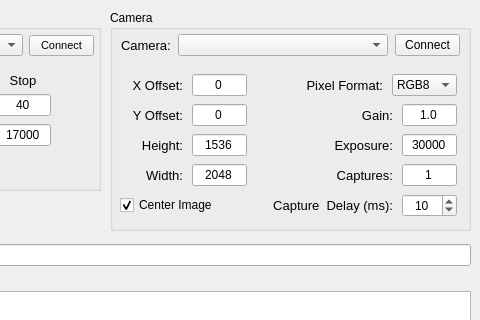
Before: the Qt Designer form capture_gui/src/capture_gui.ui in NSWC-Crane/passive_range, drawn with Qt 5; both pictures show x 200 to 680 and y 0 to 320 of the 680 by 604 pixel window.
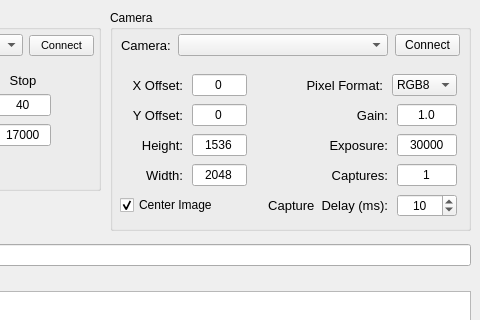
After: the same form once the commit is applied.

Patch:
```diff
--- a/capture_gui/src/capture_gui.ui
+++ b/capture_gui/src/capture_gui.ui
@@ -552,13 +552,13 @@
        <widget class="QLabel" name="label_16">
         <property name="minimumSize">
          <size>
-          <width>100</width>
+          <width>95</width>
           <height>0</height>
          </size>
         </property>
         <property name="maximumSize">
          <size>
-          <width>100</width>
+          <width>95</width>
           <height>16777215</height>
          </size>
         </property>
@@ -579,13 +579,13 @@
        <widget class="QLineEdit" name="exposure">
         <property name="minimumSize">
          <size>
-          <width>55</width>
+          <width>60</width>
           <height>0</height>
          </size>
         </property>
         <property name="maximumSize">
          <size>
-          <width>55</width>
+          <width>60</width>
           <height>16777215</height>
          </size>
         </property>
@@ -861,13 +861,13 @@
        <widget class="QLabel" name="label_15">
         <property name="minimumSize">
          <size>
-          <width>100</width>
+          <width>95</width>
           <height>0</height>
          </size>
         </property>
         <property name="maximumSize">
          <size>
-          <width>100</width>
+          <width>95</width>
           <height>16777215</height>
          </size>
         </property>
@@ -888,13 +888,13 @@
        <widget class="QLineEdit" name="gain">
         <property name="minimumSize">
          <size>
-          <width>55</width>
+          <width>60</width>
           <height>0</height>
          </size>
         </property>
         <property name="maximumSize">
          <size>
-          <width>55</width>
+          <width>60</width>
           <height>16777215</height>
          </size>
         </property>
@@ -993,13 +993,13 @@
        <widget class="QLabel" name="label_17">
         <property name="minimumSize">
          <size>
-          <width>100</width>
+          <width>95</width>
           <height>0</height>
          </size>
         </property>
         <property name="maximumSize">
          <size>
-          <width>100</width>
+          <width>95</width>
           <height>16777215</height>
          </size>
         </property>
@@ -1020,13 +1020,13 @@
        <widget class="QLineEdit" name="num_caps">
         <property name="minimumSize">
          <size>
-          <width>55</width>
+          <width>60</width>
           <height>0</height>
          </size>
         </property>
         <property name="maximumSize">
          <size>
-          <width>55</width>
+          <width>60</width>
           <height>16777215</height>
          </size>
         </property>
@@ -1065,9 +1065,9 @@
     <widget class="QWidget" name="horizontalLayoutWidget_17">
      <property name="geometry">
       <rect>
-       <x>160</x>
+       <x>150</x>
        <y>180</y>
-       <width>191</width>
+       <width>201</width>
        <height>31</height>
       </rect>
      </property>
@@ -1076,13 +1076,13 @@
        <widget class="QLabel" name="label_18">
         <property name="minimumSize">
          <size>
-          <width>120</width>
+          <width>125</width>
           <height>0</height>
          </size>
         </property>
         <property name="maximumSize">
          <size>
-          <width>120</width>
+          <width>125</width>
           <height>16777215</height>
          </size>
         </property>
@@ -1103,13 +1103,13 @@
        <widget class="QSpinBox" name="cap_delay_sb">
         <property name="minimumSize">
          <size>
-          <width>55</width>
+          <width>60</width>
           <height>0</height>
          </size>
         </property>
         <property name="maximumSize">
          <size>
-          <width>55</width>
+          <width>60</width>
           <height>16777215</height>
          </size>
         </property>
```
